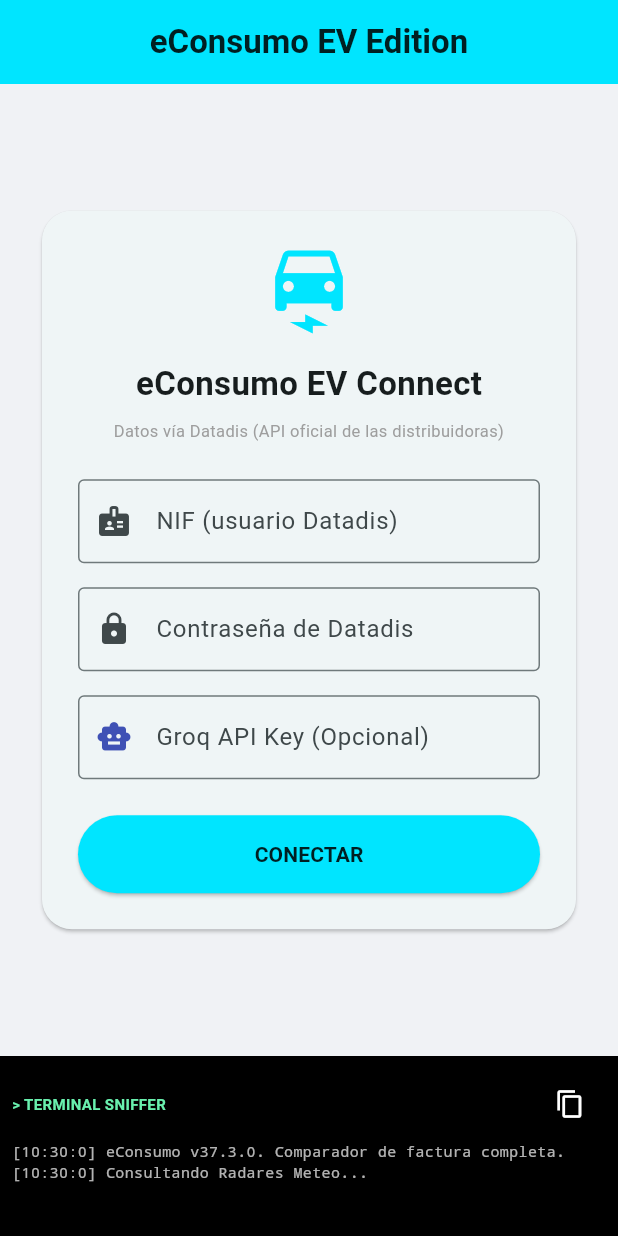
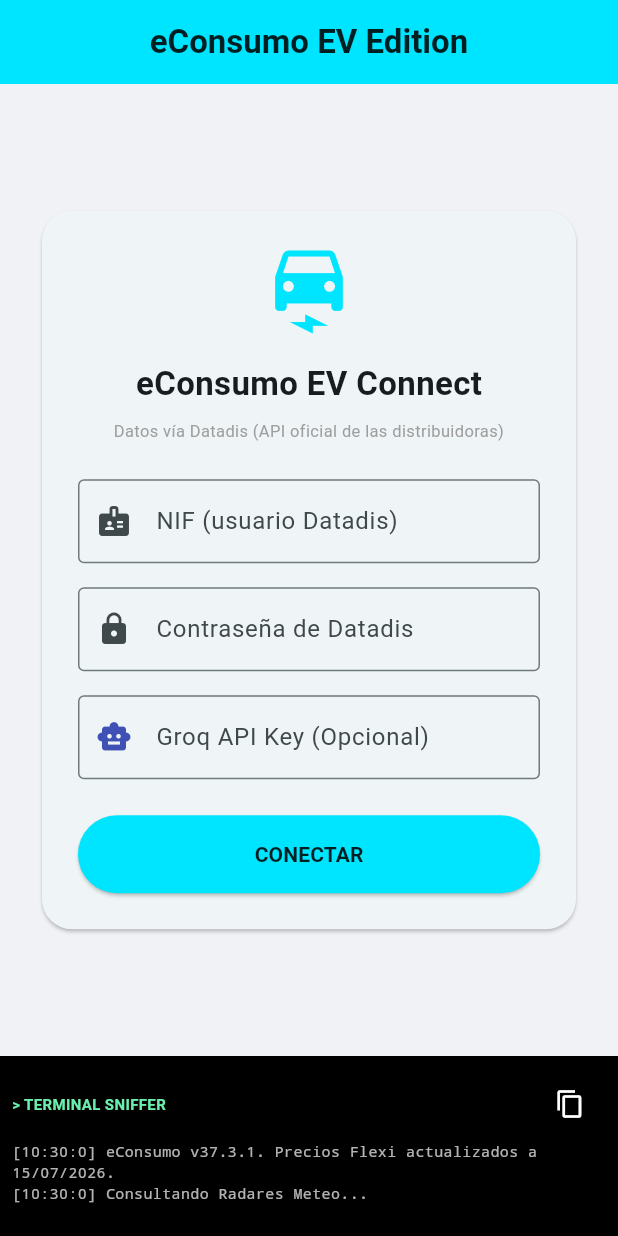
Before and after one commit to txurtxil/econsumo, a Flutter app: the screen it shows after launch, on a phone screen of 412 x 824 dp. Run offline on Flutter 3.47's test engine with Material 3 defaults, Android fonts, the phone set to English and light mode, and no system bars; our stand-ins replace fl_chart, flutter_local_notifications, permission_handler, shared_preferences; missing offline and left inert: flutter_inappwebview, workmanager; network calls fail.

Commit message:
v37.3.1: precios de Flexi actualizados a los publicados el 15/07/2026

```diff
--- a/lib/main.dart
+++ b/lib/main.dart
@@ -210,9 +210,11 @@
   String _tarifaSeleccionada = 'Octopus Relax';
   int _diasCalculo = 0;
   final Map<String, Map<String, double>> _tarifasSimulator = {
-    // Energía todo incluido (peaje + cargos + margen), sin impuestos.
-    // Flexi: precios REALES de la factura Octopus 23/05-15/06/2026.
-    'Octopus Flexi': {'p': 0.181, 'l': 0.104, 'v': 0.089},
+    // Energía todo incluido (peaje + cargos + margen), SIN impuestos.
+    // Flexi: precios publicados por Octopus a 15/07/2026 (0,272/0,191/0,172
+    // con impuestos ÷ 1,2719). OJO: Flexi es INDEXADA y cambia cada mes;
+    // en la factura de junio eran 0,181/0,104/0,089 (mercado más barato).
+    'Octopus Flexi': {'p': 0.214, 'l': 0.150, 'v': 0.135},
     'Octopus Relax': {'p': kPrecioUnicoKwh, 'l': kPrecioUnicoKwh, 'v': kPrecioUnicoKwh},
     'Oct. 3 Periodos': {'p': 0.162, 'l': 0.114, 'v': 0.076},
     'Iberdrola Noche': {'p': 0.205, 'l': 0.205, 'v': 0.108},
@@ -248,7 +250,7 @@
     _solicitarPermisosNativos(); _loadDeviceLogs(); _calcularFechasCiclo(); _cargarEstadoSincronizacion(); _cargarTarifaGuardada();
 
     WidgetsBinding.instance.addPostFrameCallback((_) { _analizarMeteoElectrica(); });
-    _addLog("eConsumo v37.3.0. Comparador de factura completa.");
+    _addLog("eConsumo v37.3.1. Precios Flexi actualizados a 15/07/2026.");
     // Nota: la conexión a i-DE ya NO arranca sola al abrir la app.
     // El usuario decide cuándo conectar (botón o tirar para refrescar).
     // La sincronización en 2º plano (WorkManager cada 12h) sigue activa.
```
